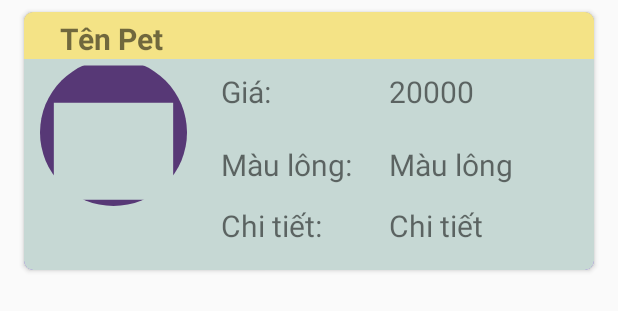
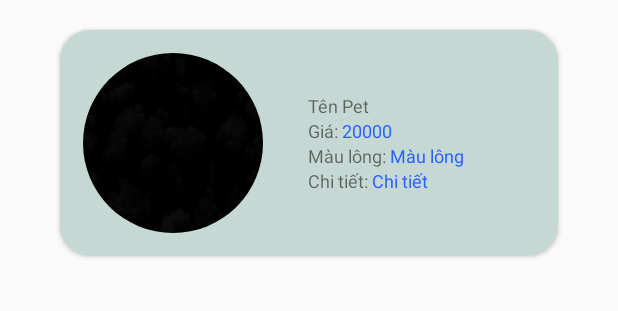
Before and after one commit to ryanvo162/Project1Team3, an Android app: the layout item_cho_meo.xml on its own in the app's theme, with its tools: preview values and no code run, on a phone screen of 412 x 824 dp. Shown: the top 311 px of the screen. Run offline under Robolectric (Android 15) with nearby library versions, the phone set to English and light mode, and no system bars.

Commit message:
layout_item

```diff
--- a/app/src/main/res/layout/guest_item_cho_meo.xml
+++ b/app/src/main/res/layout/guest_item_cho_meo.xml
@@ -24,7 +24,6 @@
             android:id="@+id/img_guest_pet"
             android:layout_width="182dp"
             android:layout_height="163dp"
-            android:layout_below="@id/khung"
             android:layout_gravity="center_horizontal"
             android:layout_margin="8dp"
             android:src="@drawable/ic_round_calendar_today_24" />
--- a/app/src/main/res/layout/guest_item_sp.xml
+++ b/app/src/main/res/layout/guest_item_sp.xml
@@ -25,7 +25,6 @@
             android:layout_gravity="center_horizontal"
             android:layout_margin="8dp"
             android:layout_height="98dp"
-            android:layout_below="@id/khung"
             android:src="@drawable/ic_round_calendar_today_24" />
         <TextView
             android:id="@+id/tv_guest_tensp"
--- a/app/src/main/res/layout/item_cho_meo.xml
+++ b/app/src/main/res/layout/item_cho_meo.xml
@@ -1,118 +1,97 @@
 <?xml version="1.0" encoding="utf-8"?>
-<androidx.cardview.widget.CardView
+<androidx.cardview.widget.CardView xmlns:android="http://schemas.android.com/apk/res/android"
+    xmlns:app="http://schemas.android.com/apk/res-auto"
     android:id="@+id/item_cho_meo"
-    xmlns:android="http://schemas.android.com/apk/res/android"
+    android:layout_width="match_parent"
+    android:layout_height="wrap_content"
+    android:layout_marginLeft="40dp"
+    android:layout_marginTop="20dp"
+    android:layout_marginRight="40dp"
+    android:elevation="10dp"
+    android:orientation="vertical"
+    app:cardCornerRadius="20dp">
+
+    <LinearLayout
+        android:layout_width="match_parent"
+        android:layout_height="wrap_content"
+        android:background="@color/light_blue"
+        android:orientation="horizontal">
+
+        <de.hdodenhof.circleimageview.CircleImageView
+            android:id="@+id/img_pet"
+            android:layout_width="120dp"
+            android:layout_height="120dp"
+            android:layout_gravity="center"
+            android:layout_marginLeft="15dp"
+            android:layout_marginTop="15dp"
+            android:layout_marginBottom="15dp"
+            android:src="@drawable/hinhden" />
+
+        <LinearLayout
             android:layout_width="wrap_content"
             android:layout_height="wrap_content"
-    app:cardCornerRadius="6dp"
-    android:elevation="5dp"
-    android:padding="16dp"
-    android:layout_marginLeft="16dp"
-    android:layout_marginRight="16dp"
-    android:layout_marginTop="8dp"
-    app:cardBackgroundColor="@color/purple_500"
-    android:orientation="vertical"
-    xmlns:app="http://schemas.android.com/apk/res-auto">
+            android:layout_gravity="center"
+            android:layout_marginLeft="30dp"
+            android:orientation="vertical">
 
-    <RelativeLayout
-        android:layout_width="match_parent"
-        android:layout_height="wrap_content"
-        android:background="@color/light_blue">
-
-
-        <RelativeLayout
-            android:layout_width="match_parent"
-            android:layout_height="wrap_content"
-            android:id="@+id/khung"
-            android:background="#F4E386"
-            >
             <TextView
                 android:id="@+id/tv_ten_cho_meo"
                 style="@style/cardViewText"
-                android:layout_marginLeft="16dp"
-                android:layout_alignParentLeft="true"
-                android:layout_alignParentTop="true"
-                android:layout_marginTop="4dp"
-                android:gravity="center"
-                android:text="Tên Pet"
-                android:textSize="20sp"
-                android:textStyle="bold" />
+                android:text="Tên Pet" />
 
-        </RelativeLayout>
+            <LinearLayout
+                android:layout_width="wrap_content"
+                android:layout_height="wrap_content"
+                android:orientation="horizontal">
 
-        <de.hdodenhof.circleimageview.CircleImageView
-            android:id="@+id/img_pet"
-            android:layout_width="119dp"
-            android:layout_height="98dp"
-            android:layout_below="@id/khung"
-            android:src="@drawable/ic_round_calendar_today_24"/>
                 <TextView
                     android:id="@+id/tvgiapet1"
                     style="@style/cardViewText"
-            android:layout_below="@+id/khung"
-            android:layout_alignParentLeft="true"
-            android:layout_marginVertical="8dp"
-            android:layout_marginLeft="123dp"
-            android:layout_marginTop="10dp"
-            android:text="Giá: "
-            android:textSize="20sp" />
-
+                    android:text="Giá: " />
 
                 <TextView
                     android:id="@+id/tv_giapet"
                     style="@style/cardViewText"
-            android:layout_below="@+id/khung"
-            android:layout_alignParentLeft="true"
-            android:layout_marginVertical="8dp"
-            android:layout_marginLeft="235dp"
-            android:layout_marginTop="7dp"
-            android:layout_toRightOf="@+id/tvgiapet1"
                     android:text="20000"
-            android:textSize="20sp" />
+                    android:textColor="#2962FF" />
+            </LinearLayout>
+
+            <LinearLayout
+                android:layout_width="wrap_content"
+                android:layout_height="wrap_content"
+                android:orientation="horizontal">
 
                 <TextView
                     android:id="@+id/tv_maulong1"
                     style="@style/cardViewText"
-            android:layout_below="@+id/tv_giapet"
-            android:layout_alignParentLeft="true"
-            android:layout_marginLeft="123dp"
-            android:layout_marginTop="13dp"
-            android:text="Màu lông: "
-            android:textSize="20sp" />
+                    android:text="Màu lông: " />
 
                 <TextView
                     android:id="@+id/tv_maulong"
                     style="@style/cardViewText"
-            android:layout_below="@+id/tv_giapet"
-            android:layout_alignParentLeft="true"
-            android:layout_marginLeft="235dp"
-            android:layout_marginTop="13dp"
                     android:text="Màu lông "
-            android:textSize="20sp" />
+                    android:textColor="#2962FF" />
+            </LinearLayout>
+
+            <LinearLayout
+                android:layout_width="wrap_content"
+                android:layout_height="wrap_content"
+                android:orientation="horizontal">
+
                 <TextView
                     android:id="@+id/tv_chitiet1"
                     style="@style/cardViewText"
-            android:layout_below="@+id/tv_maulong"
-            android:layout_alignParentLeft="true"
-            android:layout_marginLeft="123dp"
-            android:layout_marginTop="13dp"
-            android:text="Chi tiết: "
-            android:textSize="20sp" />
+                    android:text="Chi tiết: " />
 
                 <TextView
                     android:id="@+id/tv_chitietpet"
                     style="@style/cardViewText"
-            android:layout_width="wrap_content"
-            android:layout_height="wrap_content"
-            android:layout_below="@+id/tv_maulong"
-            android:layout_alignParentLeft="true"
-            android:layout_marginLeft="235dp"
-            android:layout_marginTop="13dp"
-            android:layout_marginBottom="16dp"
                     android:text="Chi tiết"
-            android:textSize="20sp" />
+                    android:textColor="#2962FF" />
+            </LinearLayout>
+        </LinearLayout>
 
 
-    </RelativeLayout>
+    </LinearLayout>
 
 </androidx.cardview.widget.CardView>
--- a/app/src/main/res/values/themes.xml
+++ b/app/src/main/res/values/themes.xml
@@ -33,9 +33,7 @@
     <style name="cardViewText">
         <item name="android:layout_width">wrap_content</item>
         <item name="android:layout_height">wrap_content</item>
-        <item name="android:gravity">center_horizontal</item>
-        <item name="android:textSize">15sp</item>
-        <item name="android:paddingLeft">8dp</item>
+        <item name="android:textSize">12sp</item>
     </style>
 
     <style name="Toolbar.TitleText" parent="TextAppearance.Widget.AppCompat.Toolbar.Title">
```
Also changed, not shown: app/src/main/res/layout/item_hoadon.xml (+83 -137 lines), app/src/main/res/layout/item_kh.xml (+31 -45 lines), app/src/main/res/layout/item_sanpham.xml (+52 -69 lines), app/src/main/res/drawable/hinhden.jpg (added). Lines whose indentation alone changed are shown as unchanged.
